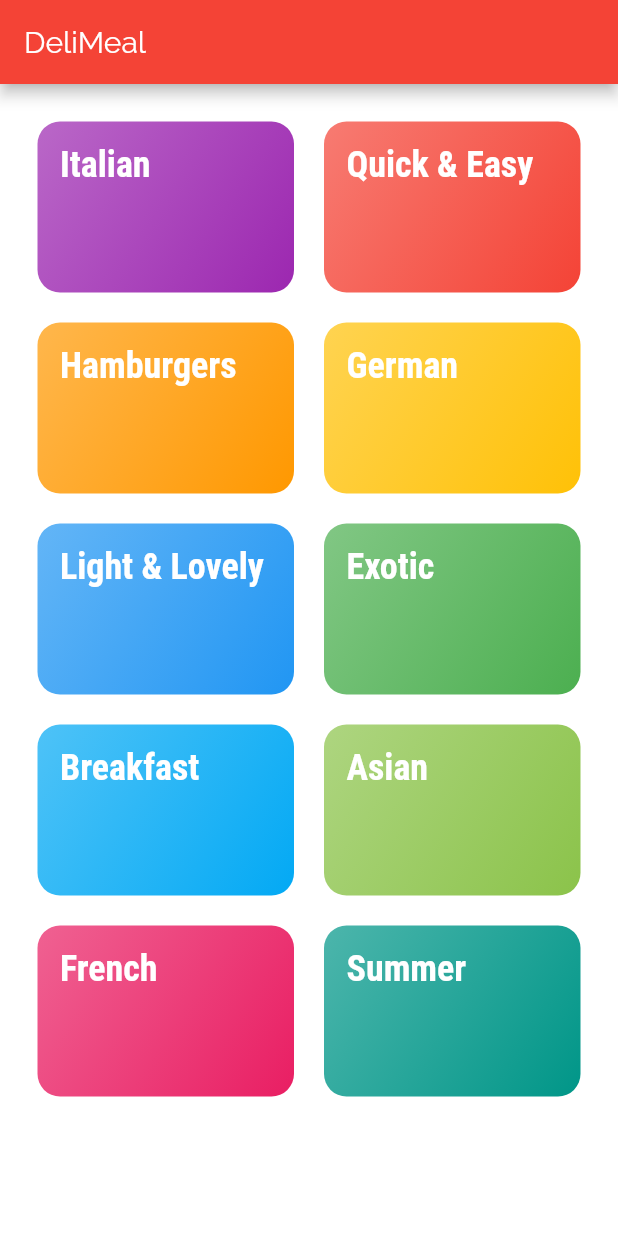
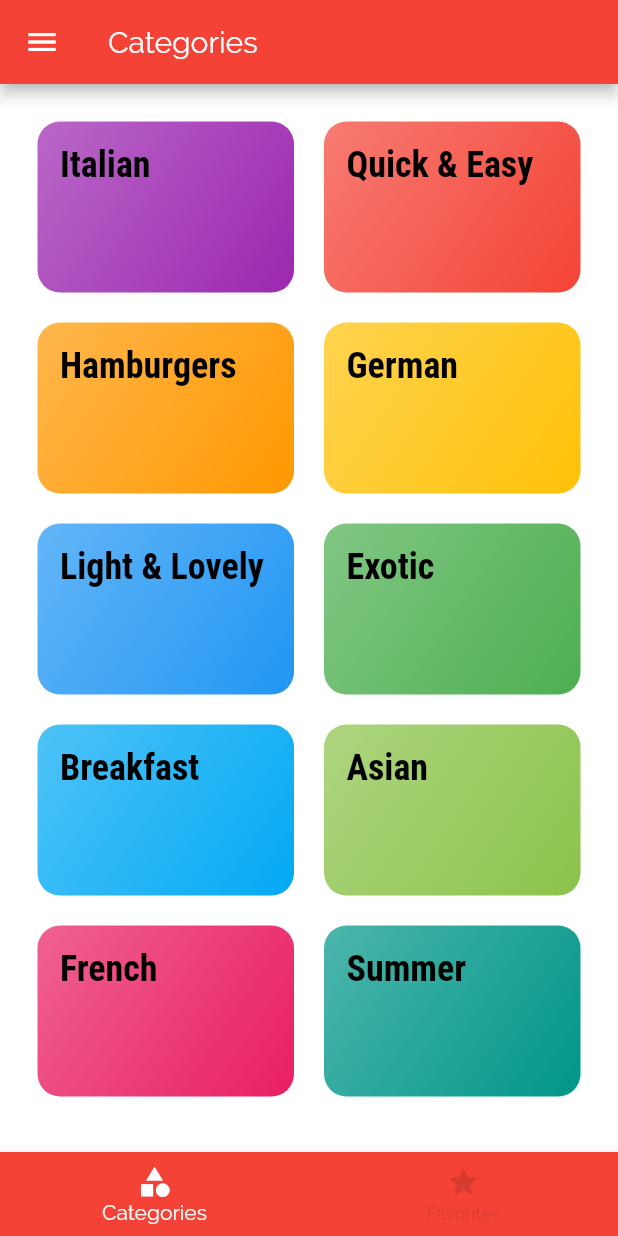
Before and after one commit to guilhermer1307/meals_app, a Flutter app: the screen it shows after launch, on a phone screen of 412 x 824 dp. Run offline on Flutter 3.47's test engine with Material 2 defaults, Android fonts, the phone set to English and light mode, and no system bars.

Commit message:
until 173

```diff
--- a/lib/main.dart
+++ b/lib/main.dart
@@ -1,6 +1,7 @@
 import 'package:flutter/material.dart';
-import 'package:meals_app/screens/category_meals_screen.dart';
-
+import 'package:meals_app/screens/tabs_screen.dart';
+import './screens/category_meals_screen.dart';
+import './screens/meal_detail_screen.dart';
 import 'screens/categories_screen.dart';
 
 void main() => runApp(MyApp());
@@ -12,7 +13,7 @@ class MyApp extends StatelessWidget {
       title: 'DeliMeals',
       theme: ThemeData(
         primarySwatch: Colors.red,
-        accentColor: Colors.black,
+        accentColor: Colors.black54,
         canvasColor: Color.fromRGBO(255, 255, 255, 1),
         fontFamily: 'Raleway',
         textTheme: ThemeData.light().textTheme.copyWith(
@@ -25,13 +26,31 @@ class MyApp extends StatelessWidget {
               headline6: TextStyle(
                 fontSize: 24,
                 fontFamily: 'RobotoCondensed',
-              color: Colors.white,
+                color: Colors.black,
                 fontWeight: FontWeight.bold,
-            )),
               ),
-      home: CategoriesScreen(),
+              headline5: TextStyle(
+                fontSize: 18,
+                fontFamily: 'RobotoCondensed',
+                color: Colors.black,
+                fontWeight: FontWeight.bold,
+              ),
+            ),
+      ),
+      home: TabScreen(),
       routes: {
         CategoryMealsScreen.routeName: (ctx) => CategoryMealsScreen(),
+        MealDetailScreen.routeName: (ctx) => MealDetailScreen(),
+      },
+      // onGenerateRoute: (setting) {
+      //   return MaterialPageRoute(
+      //     builder: (ctx) => CategoriesScreen(),
+      //   );
+      // },
+      onUnknownRoute: (settings) {
+        return MaterialPageRoute(
+          builder: (ctx) => CategoriesScreen(),
+        );
       },
     );
   }
--- a/lib/screens/categories_screen.dart
+++ b/lib/screens/categories_screen.dart
@@ -6,11 +6,7 @@ import '../dummy_data.dart';
 class CategoriesScreen extends StatelessWidget {
   @override
   Widget build(BuildContext context) {
-    return Scaffold(
-      appBar: AppBar(
-        title: const Text('DeliMeal'),
-      ),
-      body: GridView(
+    return GridView(
       padding: const EdgeInsets.all(25),
       children: DUMMY_CATEGORIES
           .map(
@@ -27,7 +23,6 @@ class CategoriesScreen extends StatelessWidget {
         crossAxisSpacing: 20,
         mainAxisSpacing: 20,
       ),
-      ),
     );
   }
 }
--- a/lib/screens/category_meals_screen.dart
+++ b/lib/screens/category_meals_screen.dart
@@ -25,6 +25,7 @@ class CategoryMealsScreen extends StatelessWidget {
       body: ListView.builder(
         itemBuilder: (ctx, index) {
           return MealItem(
+              id: categoryMeals[index].id,
               title: categoryMeals[index].title,
               imageUrl: categoryMeals[index].imageUrl,
               duration: categoryMeals[index].duration,
--- /dev/null
+++ b/lib/screens/tabs_screen.dart
@@ -0,0 +1,55 @@
+import 'package:flutter/material.dart';
+import '../widgets/main_drawer.dart';
+import './favorites_screen.dart';
+import './categories_screen.dart';
+
+class TabScreen extends StatefulWidget {
+  @override
+  _TabScreenState createState() => _TabScreenState();
+}
+
+class _TabScreenState extends State<TabScreen> {
+  final List<Map<String, Object>> _pages = [
+    {'page': CategoriesScreen(), 'title': 'Categories'},
+    {'page': FavoriteScreen(), 'title': 'Favorites'},
+  ];
+
+  int _selectedPageIndex = 0;
+
+  void _selectPage(int index) {
+    setState(() {
+      _selectedPageIndex = index;
+    });
+  }
+
+  @override
+  Widget build(BuildContext context) {
+    return Scaffold(
+      appBar: AppBar(
+        title: Text(_pages[_selectedPageIndex]['title']),
+      ),
+      drawer: MainDrawer(),
+      body: _pages[_selectedPageIndex]['page'],
+      bottomNavigationBar: BottomNavigationBar(
+        onTap: _selectPage,
+        backgroundColor: Theme.of(context).primaryColor,
+        unselectedItemColor: Colors.black12,
+        selectedItemColor: Colors.white,
+        currentIndex: _selectedPageIndex,
+        type: BottomNavigationBarType.fixed,
+        items: [
+          BottomNavigationBarItem(
+            backgroundColor: Theme.of(context).primaryColor,
+            icon: Icon(Icons.category),
+            label: 'Categories',
+          ),
+          BottomNavigationBarItem(
+            backgroundColor: Theme.of(context).primaryColor,
+            icon: Icon(Icons.star),
+            label: 'Favorites',
+          ),
+        ],
+      ),
+    );
+  }
+}
```
Also changed, not shown: lib/screens/favorites_screen.dart (added, +10 -0 lines), lib/screens/meal_detail_screen.dart (added, +86 -0 lines), lib/widgets/main_drawer.dart (added, +57 -0 lines), lib/widgets/meal_item.dart (+101 -2 lines). Lines whose indentation alone changed are shown as unchanged.
